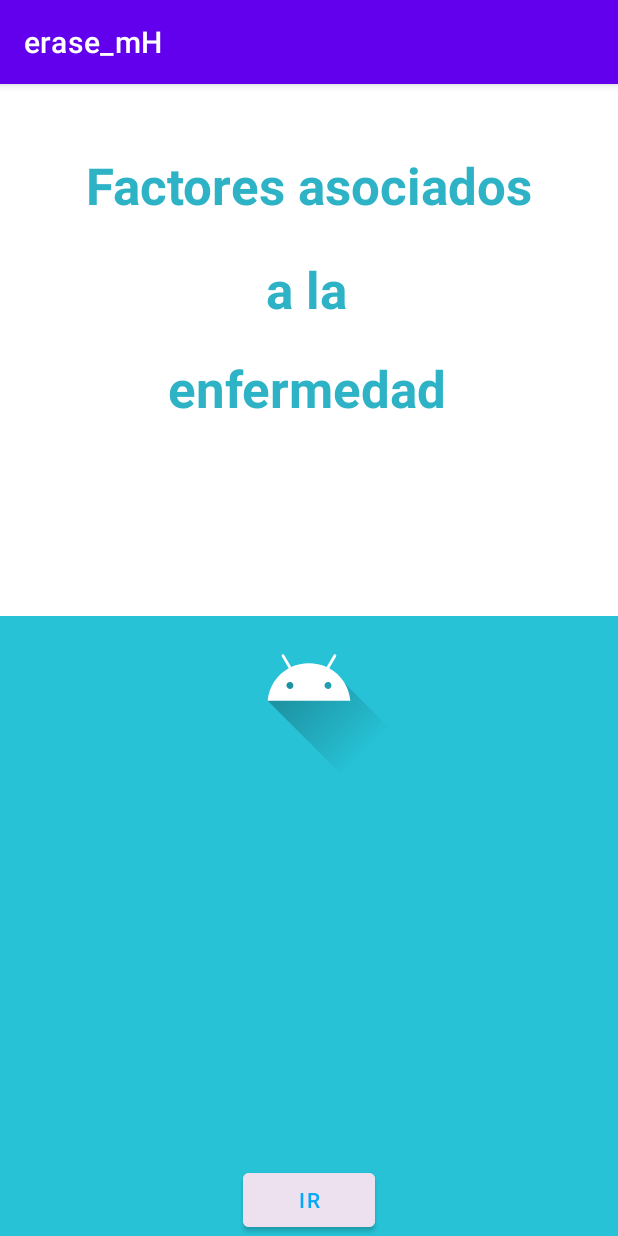
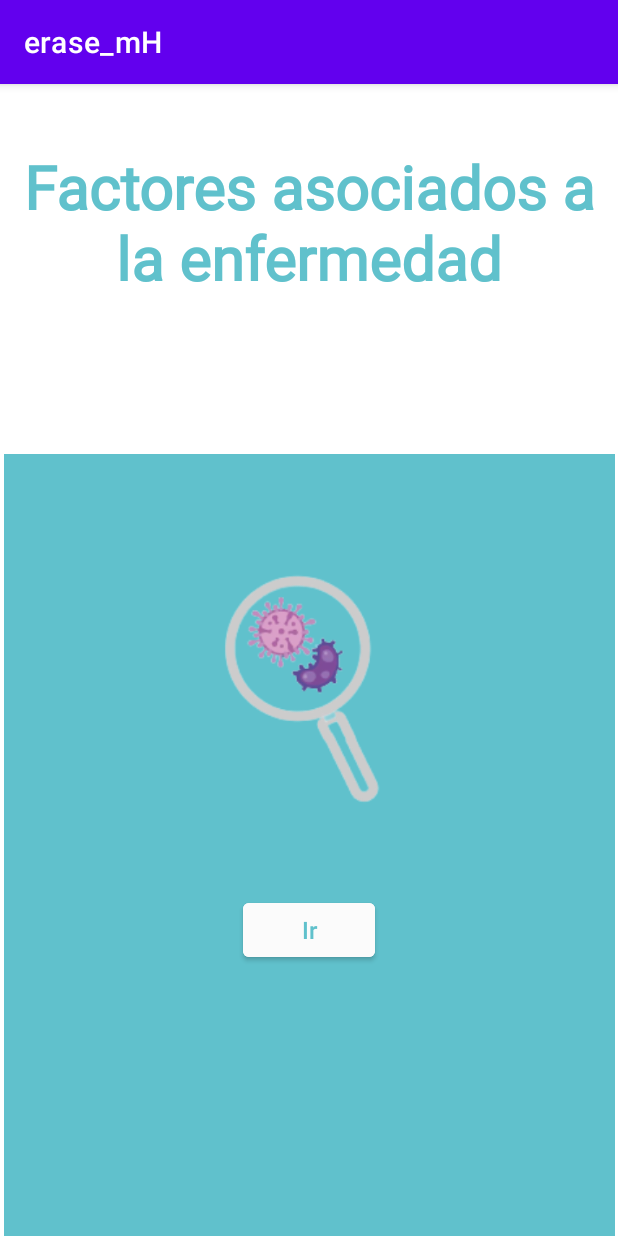
Before and after one commit to mmanuel11/mHealth_project, an Android app: the act4 screen opened directly, with no data from a screen before it, on a phone screen of 412 x 824 dp. Run offline under Robolectric (Android 15) with nearby library versions, the phone set to English and light mode, and no system bars; Roboto replaces fonts that are not available here.

```diff
--- a/app/src/main/res/layout/activity_act4.xml
+++ b/app/src/main/res/layout/activity_act4.xml
@@ -10,52 +10,25 @@
         android:id="@+id/id_factEnfermedades"
         android:layout_width="wrap_content"
         android:layout_height="wrap_content"
-        android:text="Factores asociados"
-        android:textColor="#2DB3C5"
-        android:textSize="34sp"
+        android:fontFamily="@font/biryani_bold"
+        android:text="Factores asociados a la enfermedad"
+        android:textAlignment="center"
+        android:textColor="#60C1CC"
+        android:textSize="40sp"
         android:textStyle="bold"
+        app:autoSizeTextType="uniform"
         app:layout_constraintBottom_toBottomOf="parent"
         app:layout_constraintEnd_toEndOf="parent"
         app:layout_constraintStart_toStartOf="parent"
         app:layout_constraintTop_toTopOf="parent"
         app:layout_constraintVertical_bias="0.062" />
 
-    <TextView
-        android:id="@+id/id_text1"
-        android:layout_width="wrap_content"
-        android:layout_height="wrap_content"
-        android:text="a la"
-        android:textColor="#2DB3C5"
-        android:textSize="34sp"
-        android:textStyle="bold"
-        app:layout_constraintBottom_toBottomOf="parent"
-        app:layout_constraintEnd_toEndOf="parent"
-        app:layout_constraintHorizontal_bias="0.496"
-        app:layout_constraintStart_toStartOf="parent"
-        app:layout_constraintTop_toTopOf="parent"
-        app:layout_constraintVertical_bias="0.158" />
-
-    <TextView
-        android:id="@+id/id_enferm"
-        android:layout_width="wrap_content"
-        android:layout_height="wrap_content"
-        android:text="enfermedad"
-        android:textColor="#2DB3C5"
-        android:textSize="34sp"
-        android:textStyle="bold"
-        app:layout_constraintBottom_toBottomOf="parent"
-        app:layout_constraintEnd_toEndOf="parent"
-        app:layout_constraintHorizontal_bias="0.495"
-        app:layout_constraintStart_toStartOf="parent"
-        app:layout_constraintTop_toTopOf="parent"
-        app:layout_constraintVertical_bias="0.249" />
-
     <FrameLayout
         android:id="@+id/frameLayout"
-        android:layout_width="416dp"
-        android:layout_height="413dp"
+        android:layout_width="407dp"
+        android:layout_height="521dp"
         android:layout_marginTop="8dp"
-        android:background="#27C2D6"
+        android:background="#60C1CC"
         app:layout_constraintBottom_toBottomOf="parent"
         app:layout_constraintEnd_toEndOf="parent"
         app:layout_constraintHorizontal_bias="0.6"
@@ -69,22 +42,25 @@
         android:id="@+id/button_irenfemerdadesFact"
         android:layout_width="wrap_content"
         android:layout_height="wrap_content"
-        android:backgroundTint="#EDE1EF"
+        android:layout_marginTop="280dp"
+        android:backgroundTint="#FBFBFB"
         android:text="Ir"
-        android:textColor="#03A9F4"
+        android:textAppearance="@style/TextAppearance.AppCompat.Body2"
+        android:textColor="#60C1CC"
+        android:textSize="16sp"
         app:layout_constraintBottom_toBottomOf="@+id/frameLayout"
         app:layout_constraintEnd_toEndOf="parent"
         app:layout_constraintStart_toStartOf="parent"
-        app:layout_constraintTop_toBottomOf="@+id/imageView2" />
+        app:layout_constraintTop_toTopOf="@+id/image2" />
 
     <ImageView
         android:id="@+id/image2"
-        android:layout_width="129dp"
-        android:layout_height="129dp"
+        android:layout_width="686dp"
+        android:layout_height="638dp"
         android:layout_marginTop="30dp"
         app:layout_constraintBottom_toBottomOf="parent"
         app:layout_constraintEnd_toEndOf="parent"
         app:layout_constraintStart_toStartOf="parent"
         app:layout_constraintTop_toTopOf="parent"
-        app:srcCompat="@drawable/ic_launcher_foreground" />
+        app:srcCompat="@drawable/lupa_04_removebg_preview" />
 </androidx.constraintlayout.widget.ConstraintLayout>
```
Also changed, not shown: app/src/main/res/drawable/lupa_04_removebg_preview.png (added).
